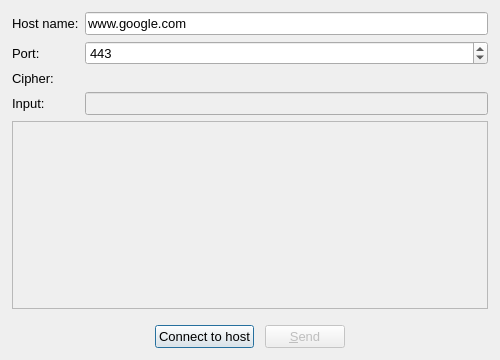
The window that forms/ssl_client.ui (copperspice/kitchensink) describes before a commit, drawn with Qt 5.
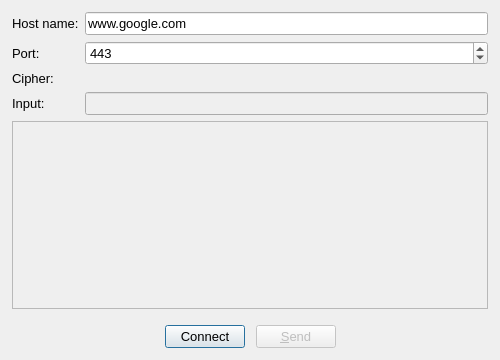
The same window after the commit.

Commit message: Fix connections, add msg to wait when waiting for the host

```diff
--- a/forms/ssl_client.ui
+++ b/forms/ssl_client.ui
@@ -176,7 +176,7 @@
         </font>
        </property>
        <property name="text">
-        <string>Connect to host</string>
+        <string>Connect</string>
        </property>
        <property name="default">
         <bool>true</bool>
```
Left out of the diff: 35 changed lines with no effect on the pictures. The commit also changes 1 other file.
